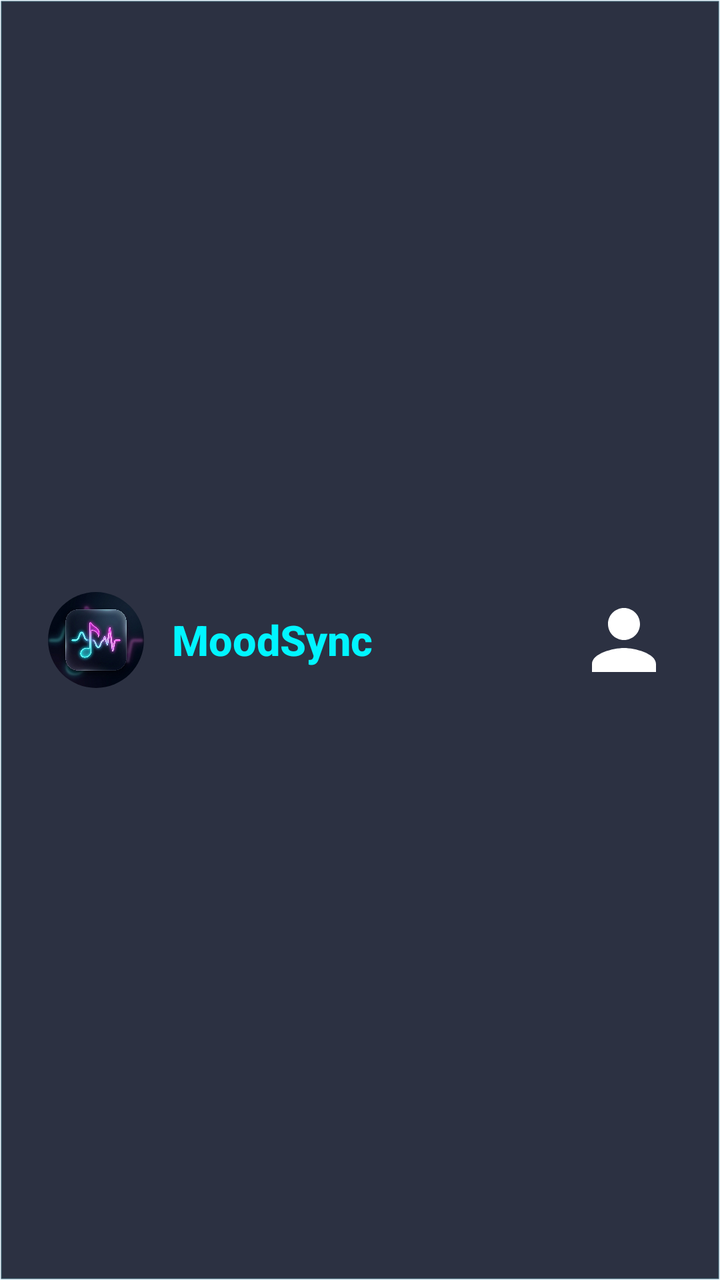
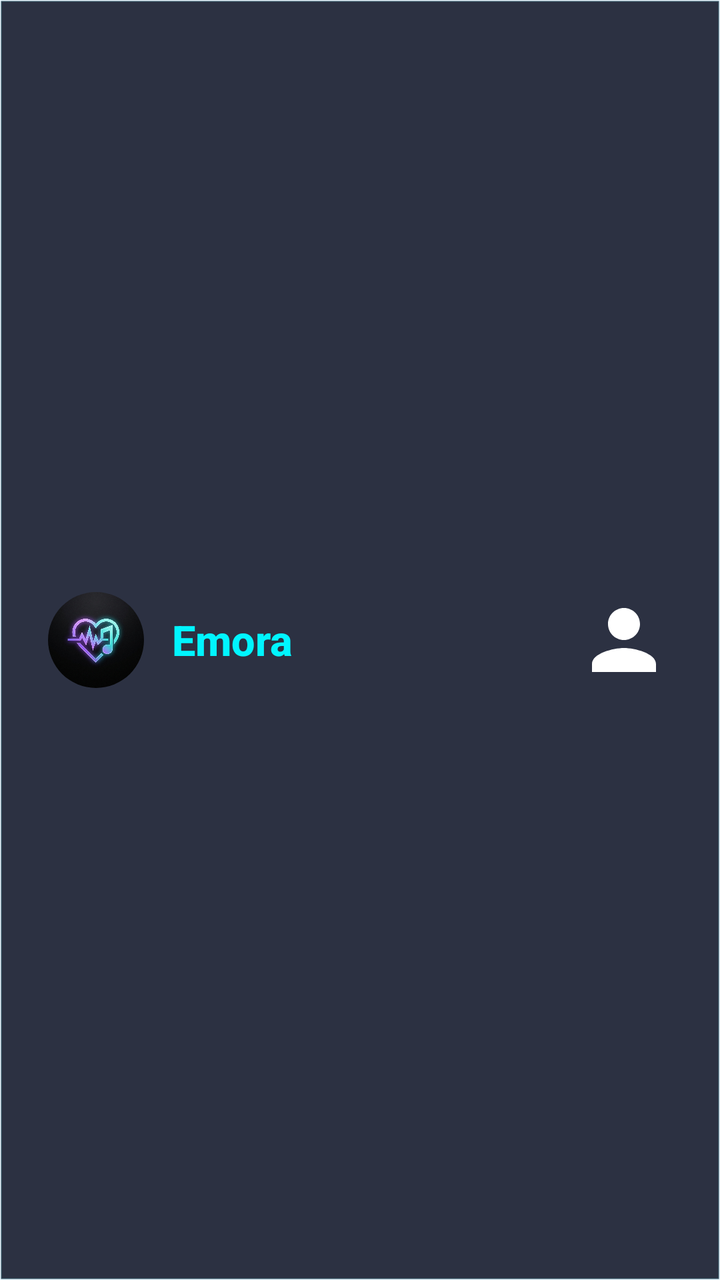

The first picture is an Android layout as it rendered before a commit; the second is the same layout after the commit. The layout source and the unified diff follow.
<!-- AndroidManifest.xml: application theme Theme.Genzmusicapp -->
<!-- res/layout/view_topbar.xml -->
<?xml version="1.0" encoding="utf-8"?>
<LinearLayout xmlns:android="http://schemas.android.com/apk/res/android"
    xmlns:app="http://schemas.android.com/apk/res-auto"
    android:id="@+id/topbar"
    android:layout_width="match_parent"
    android:layout_height="86dp"
    android:background="@drawable/topbar_bg"
    android:gravity="center_vertical"
    android:orientation="horizontal"
    android:paddingStart="24dp"
    android:paddingEnd="24dp">

    <androidx.cardview.widget.CardView
        android:layout_width="48dp"
        android:layout_height="48dp"
        app:cardCornerRadius="24dp"
        app:cardElevation="0dp"
        app:cardBackgroundColor="@android:color/transparent">
        <ImageView
            android:id="@+id/topAppIcon"
            android:layout_width="match_parent"
            android:layout_height="match_parent"
            android:src="@mipmap/ic_launcher_round"
            android:contentDescription="MusicZ Icon"
            android:scaleType="centerCrop" />
    </androidx.cardview.widget.CardView>

    <TextView
        android:id="@+id/topBrand"
        android:layout_width="0dp"
        android:layout_height="wrap_content"
        android:layout_marginStart="14dp"
        android:layout_weight="1"
        android:fontFamily="sans-serif-medium"
        android:text="@string/brand_short"
        android:textColor="@color/mood_cyan"
        android:textSize="21sp"
        android:textStyle="bold" />

    <com.google.android.material.imageview.ShapeableImageView
        android:id="@+id/settingsButton"
        android:layout_width="48dp"
        android:layout_height="48dp"
        app:shapeAppearanceOverlay="@style/circleImageView"
        android:contentDescription="Profile"
        android:src="@drawable/ic_person"
        android:scaleType="centerCrop" />
</LinearLayout>
<!-- resources referenced by this layout -->
<resources>
  <color name="mood_cyan">#00f5ff</color>
  <!-- drawable ic_person (drawable) -->
  <vector xmlns:android="http://schemas.android.com/apk/res/android"
      android:width="24dp"
      android:height="24dp"
      android:viewportWidth="24"
      android:viewportHeight="24"
      android:tint="#FFFFFF">
    <path
        android:fillColor="@android:color/white"
        android:pathData="M12,12c2.21,0 4,-1.79 4,-4s-1.79,-4 -4,-4 -4,1.79 -4,4 1.79,4 4,4zM12,14c-2.67,0 -8,1.34 -8,4v2h16v-2c0,-2.66 -5.33,-4 -8,-4z"/>
  </vector>
  <!-- drawable topbar_bg (drawable) -->
  <?xml version="1.0" encoding="utf-8"?>
  <shape xmlns:android="http://schemas.android.com/apk/res/android" android:shape="rectangle">
      <solid android:color="#D8060E20" />
      <stroke android:width="1dp" android:color="#2463F7FF" />
  </shape>
  <!-- mipmap ic_launcher_round: png bitmap (mipmap-hdpi, 450864 bytes) -->
  <string name="brand_short">MoodSync</string>
  <style name="circleImageView" parent="">
          <item name="cornerFamily">rounded</item>
          <item name="cornerSize">50%</item>
      </style>
  <style name="Theme.Genzmusicapp" parent="Base.Theme.Genzmusicapp" />
  <style name="Base.Theme.Genzmusicapp" parent="Theme.Material3.DayNight.NoActionBar">
          
          
      </style>
</resources>

<!-- the commit's change to res/layout/view_topbar.xml (unified diff, before → after) -->
@@ -21,7 +21,7 @@
             android:layout_width="match_parent"
             android:layout_height="match_parent"
             android:src="@mipmap/ic_launcher_round"
-            android:contentDescription="MusicZ Icon"
+            android:contentDescription="Emora Icon"
             android:scaleType="centerCrop" />
     </androidx.cardview.widget.CardView>
 
<!-- resource entries referenced after the edit -->
@@ -18,8 +18,8 @@
       <solid android:color="#D8060E20" />
       <stroke android:width="1dp" android:color="#2463F7FF" />
   </shape>
-  <!-- mipmap ic_launcher_round: png bitmap (mipmap-hdpi, 450864 bytes) -->
-  <string name="brand_short">MoodSync</string>
+  <!-- mipmap ic_launcher_round: png bitmap (mipmap-hdpi, 196052 bytes) -->
+  <string name="brand_short">Emora</string>
   <style name="circleImageView" parent="">
           <item name="cornerFamily">rounded</item>
           <item name="cornerSize">50%</item>
